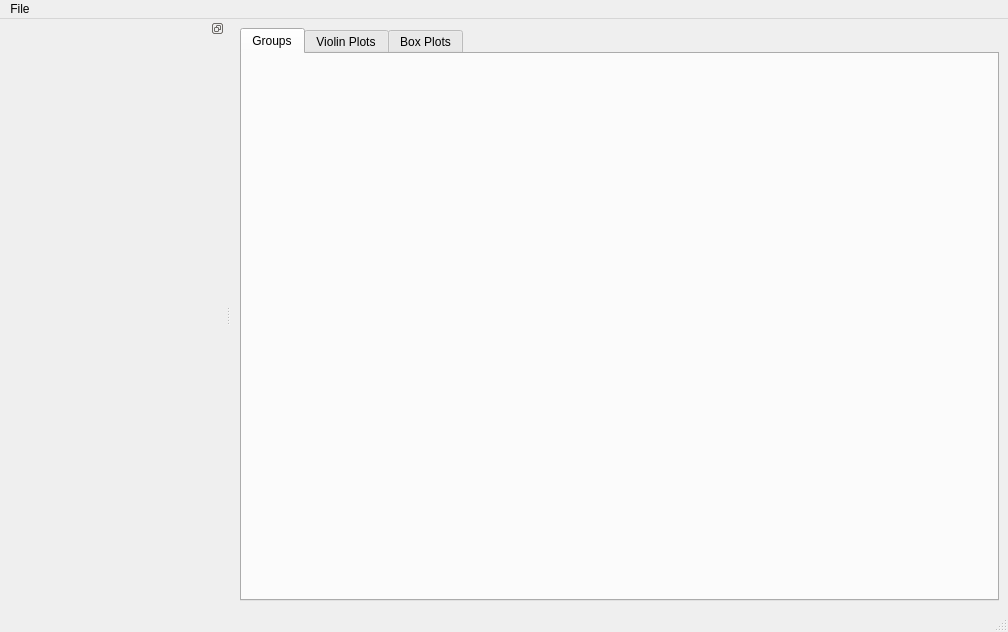
This is analyser/stats_window.ui in kushalkolar/MESmerize as Qt 5 draws it before an edit. The edited form follows.
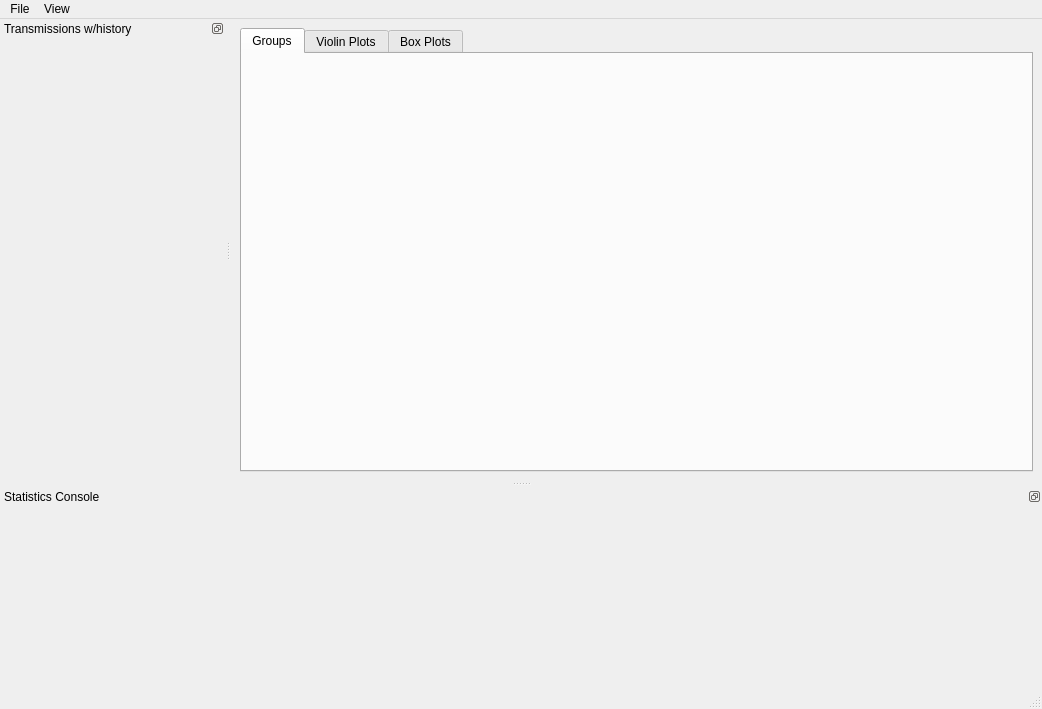
This is the edited form.

Commit message: Primative stats window now works properly, as in GroupTransmission and StatsTransmission are working properly (I think).

What changed in the file:
```diff
--- a/analyser/stats_window.ui
+++ b/analyser/stats_window.ui
@@ -6,8 +6,8 @@
    <rect>
     <x>0</x>
     <y>0</y>
-    <width>1008</width>
-    <height>632</height>
+    <width>1042</width>
+    <height>709</height>
    </rect>
   </property>
   <property name="windowTitle">
@@ -47,7 +47,7 @@
     <rect>
      <x>0</x>
      <y>0</y>
-     <width>1008</width>
+     <width>1042</width>
      <height>23</height>
     </rect>
    </property>
@@ -59,8 +59,17 @@
     <addaction name="separator"/>
     <addaction name="actionSave_Group_Transmissions"/>
     <addaction name="actionLoad_Groups"/>
+    <addaction name="separator"/>
+    <addaction name="actionSave_Incoming_Transmissions"/>
+   </widget>
+   <widget class="QMenu" name="menuView">
+    <property name="title">
+     <string>View</string>
+    </property>
+    <addaction name="actionConsole"/>
    </widget>
    <addaction name="menuFile"/>
+   <addaction name="menuView"/>
   </widget>
   <widget class="QStatusBar" name="statusbar"/>
   <widget class="QDockWidget" name="dockWidget">
@@ -73,11 +82,32 @@
    <property name="features">
     <set>QDockWidget::DockWidgetFloatable|QDockWidget::DockWidgetMovable</set>
    </property>
+   <property name="windowTitle">
+    <string>Transmissions w/history</string>
+   </property>
    <attribute name="dockWidgetArea">
     <number>1</number>
    </attribute>
    <widget class="QWidget" name="dockWidgetContents"/>
   </widget>
+  <widget class="QDockWidget" name="dockConsole">
+   <property name="minimumSize">
+    <size>
+     <width>59</width>
+     <height>200</height>
+    </size>
+   </property>
+   <property name="features">
+    <set>QDockWidget::DockWidgetFloatable|QDockWidget::DockWidgetMovable</set>
+   </property>
+   <property name="windowTitle">
+    <string>Statistics Console</string>
+   </property>
+   <attribute name="dockWidgetArea">
+    <number>8</number>
+   </attribute>
+   <widget class="QWidget" name="dockWidgetContents_2"/>
+  </widget>
   <action name="actionSave_Statistics_DataFrame">
    <property name="text">
     <string>Save Statistics DataFrame</string>
```
Left out of the diff: 38 changed lines with no effect on the pictures. The commit also changes 9 other files.
